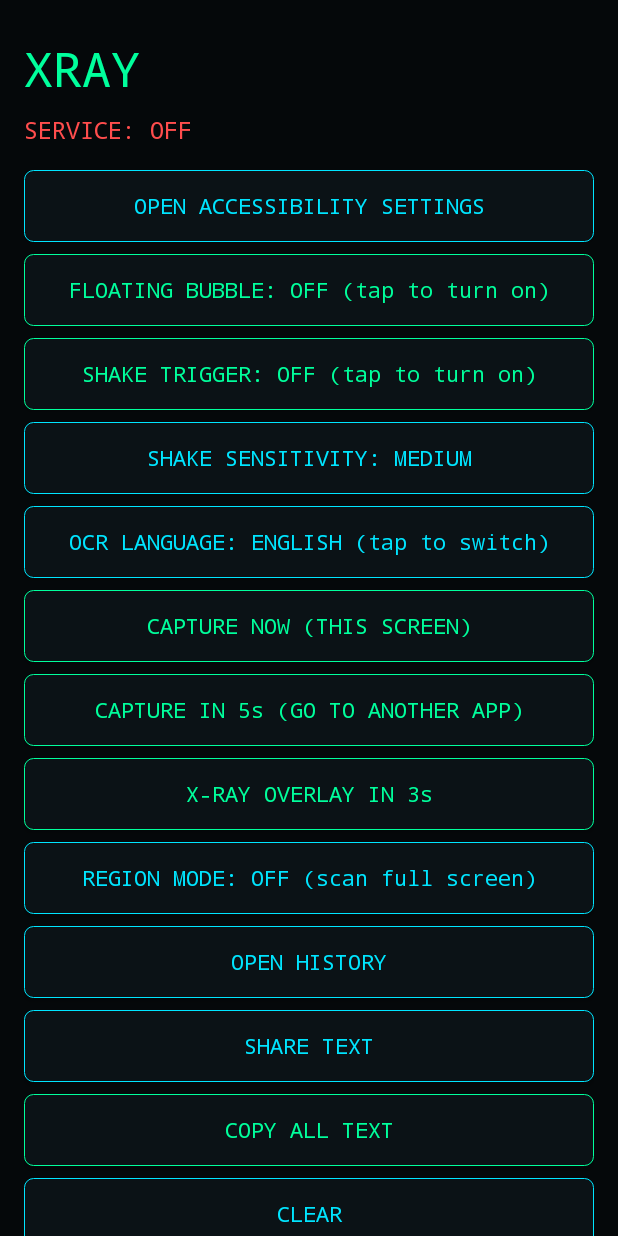
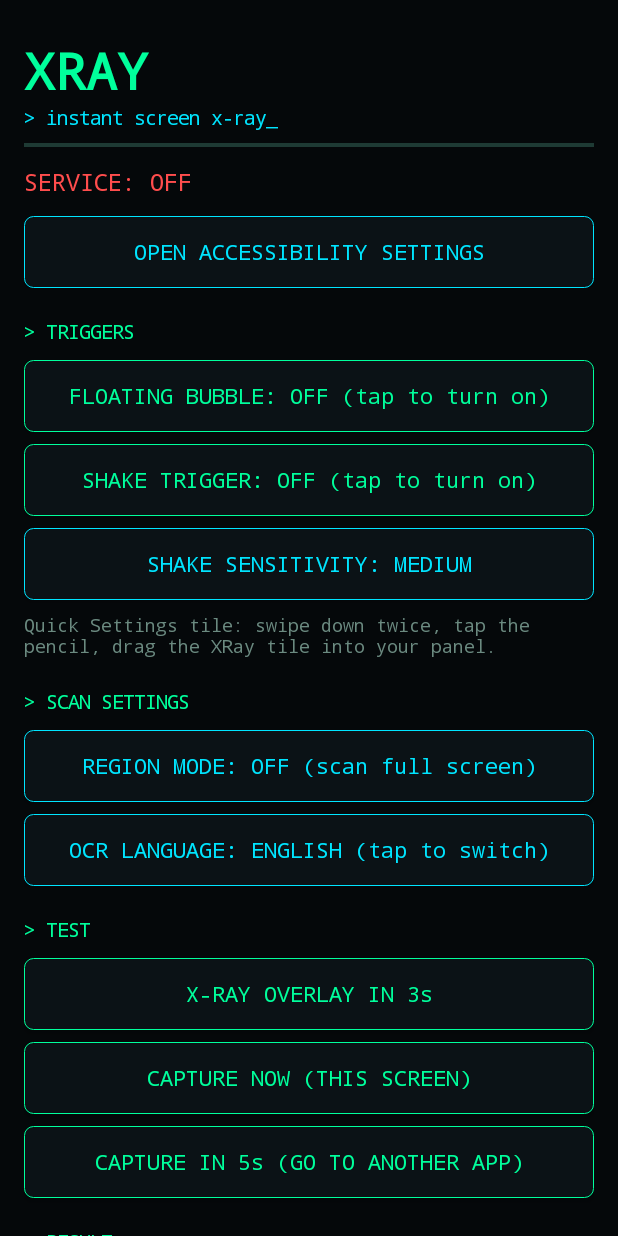
Before and after one commit to dwipayanmondal233-cloud/XRay, an Android app: the screen it shows after launch (MainActivity), on a phone screen of 412 x 824 dp. Run offline under Robolectric (Android 15) with nearby library versions, the phone set to English and light mode, and no system bars.

Commit message:
Milestone 10A: icon, theme, help, scan animation

```diff
--- a/app/build.gradle
+++ b/app/build.gradle
@@ -11,8 +11,8 @@ android {
         applicationId 'com.example.xray'
         minSdk 30
         targetSdk 34
-        versionCode 3
-        versionName '0.3'
+        versionCode 10
+        versionName '1.0'
     }
 
     compileOptions {
--- a/app/src/main/java/com/example/xray/MainActivity.kt
+++ b/app/src/main/java/com/example/xray/MainActivity.kt
@@ -1,23 +1,75 @@
 package com.example.xray
 
+import android.animation.ValueAnimator
 import android.app.Activity
 import android.content.ClipData
 import android.content.ClipboardManager
 import android.content.Context
 import android.content.Intent
+import android.graphics.Canvas
 import android.graphics.Color
+import android.graphics.LinearGradient
+import android.graphics.Paint
+import android.graphics.Shader
 import android.graphics.Typeface
 import android.graphics.drawable.GradientDrawable
 import android.os.Bundle
 import android.provider.Settings
 import android.view.Gravity
 import android.view.View
+import android.view.animation.LinearInterpolator
 import android.widget.Button
 import android.widget.ImageView
 import android.widget.LinearLayout
 import android.widget.ScrollView
 import android.widget.TextView
 import android.widget.Toast
+
+class ScanBar(context: Context) : View(context) {
+
+    private val base = Paint().apply { color = Color.parseColor("#1E3A34") }
+    private val seg = Paint()
+    private var p = 0f
+    private var anim: ValueAnimator? = null
+
+    fun start() {
+        if (anim != null) return
+        val a = ValueAnimator.ofFloat(0f, 1f)
+        a.duration = 1800
+        a.repeatCount = ValueAnimator.INFINITE
+        a.interpolator = LinearInterpolator()
+        a.addUpdateListener {
+            p = it.animatedValue as Float
+            invalidate()
+        }
+        a.start()
+        anim = a
+    }
+
+    fun stop() {
+        anim?.cancel()
+        anim = null
+    }
+
+    override fun onDraw(canvas: Canvas) {
+        val w = width.toFloat()
+        val h = height.toFloat()
+        canvas.drawRect(0f, 0f, w, h, base)
+        val segW = w * 0.3f
+        val x = -segW + p * (w + segW)
+        seg.shader = LinearGradient(
+            x, 0f, x + segW, 0f,
+            intArrayOf(
+                Color.parseColor("#0000FF9C"),
+                Color.parseColor("#00FF9C"),
+                Color.parseColor("#0000E5FF")
+            ),
+            floatArrayOf(0f, 0.5f, 1f),
+            Shader.TileMode.CLAMP
+        )
+        canvas.drawRect(0f, 0f, w, h, seg)
+    }
+}
 
 class MainActivity : Activity() {
 
@@ -30,6 +82,7 @@ class MainActivity : Activity() {
     private lateinit var sensBtn: Button
     private lateinit var regionBtn: Button
     private lateinit var listBox: LinearLayout
+    private lateinit var scanBar: ScanBar
 
     private val green = Color.parseColor("#00FF9C")
     private val cyan = Color.parseColor("#00E5FF")
@@ -50,22 +103,40 @@ class MainActivity : Activity() {
 
         val title = TextView(this).apply {
             text = "XRAY"
-            textSize = 32f
-            typeface = Typeface.MONOSPACE
+            textSize = 34f
+            typeface = Typeface.create(Typeface.MONOSPACE, Typeface.BOLD)
             setTextColor(green)
         }
         root.addView(title)
 
+        val sub = TextView(this).apply {
+            text = "> instant screen x-ray_"
+            textSize = 13f
+            typeface = Typeface.MONOSPACE
+            setTextColor(cyan)
+        }
+        root.addView(sub)
+
+        scanBar = ScanBar(this)
+        val barLp = LinearLayout.LayoutParams(
+            LinearLayout.LayoutParams.MATCH_PARENT,
+            dp(3)
+        )
+        barLp.topMargin = dp(8)
+        root.addView(scanBar, barLp)
+
         serviceText = TextView(this).apply {
             textSize = 16f
             typeface = Typeface.MONOSPACE
-            setPadding(0, dp(8), 0, dp(8))
+            setPadding(0, dp(12), 0, dp(4))
         }
         root.addView(serviceText)
 
         root.addView(makeButton("OPEN ACCESSIBILITY SETTINGS", cyan) {
             startActivity(Intent(Settings.ACTION_ACCESSIBILITY_SETTINGS))
         })
+
+        section(root, "TRIGGERS")
 
         bubbleBtn = makeButton("", green) {
             val now = prefs().getBoolean("bubble", false)
@@ -114,12 +185,52 @@ class MainActivity : Activity() {
         }
         root.addView(sensBtn)
 
+        val tip = TextView(this).apply {
+            text = "Quick Settings tile: swipe down twice, tap the pencil, drag the XRay tile into your panel."
+            textSize = 12f
+            typeface = Typeface.MONOSPACE
+            setTextColor(Color.parseColor("#6B8A80"))
+            setPadding(0, dp(8), 0, 0)
+        }
+        root.addView(tip)
+
+        section(root, "SCAN SETTINGS")
+
+        fun regionLabel(on: Boolean): String {
+            return if (on) {
+                "REGION MODE: ON (drag a box, then scan)"
+            } else {
+                "REGION MODE: OFF (scan full screen)"
+            }
+        }
+
+        regionBtn = makeButton("", cyan) {
+            val now = prefs().getBoolean("region", false)
+            prefs().edit().putBoolean("region", !now).apply()
+            regionBtn.text = regionLabel(!now)
+        }
+        regionBtn.text = regionLabel(prefs().getBoolean("region", false))
+        root.addView(regionBtn)
+
         scriptBtn = makeButton("", cyan) {
             val now = prefs().getBoolean("deva", false)
             prefs().edit().putBoolean("deva", !now).apply()
             render()
         }
         root.addView(scriptBtn)
+
+        section(root, "TEST")
+
+        root.addView(makeButton("X-RAY OVERLAY IN 3s", green) {
+            val svc = XRayService.instance
+            if (svc == null) {
+                Toast.makeText(this, "Turn on XRay in Accessibility first.", Toast.LENGTH_LONG).show()
+            } else {
+                Toast.makeText(this, "X-ray in 3 seconds. Open any app now.", Toast.LENGTH_LONG).show()
+                svc.xray(3000)
+                moveTaskToBack(true)
+            }
+        })
 
         root.addView(makeButton("CAPTURE NOW (THIS SCREEN)", green) {
             val svc = XRayService.instance
@@ -141,32 +252,7 @@ class MainActivity : Activity() {
             }
         })
 
-        root.addView(makeButton("X-RAY OVERLAY IN 3s", green) {
-            val svc = XRayService.instance
-            if (svc == null) {
-                Toast.makeText(this, "Turn on XRay in Accessibility first.", Toast.LENGTH_LONG).show()
-            } else {
-                Toast.makeText(this, "X-ray in 3 seconds. Open any app now.", Toast.LENGTH_LONG).show()
-                svc.xray(3000)
-                moveTaskToBack(true)
-            }
-        })
-
-        fun regionLabel(on: Boolean): String {
-            return if (on) {
-                "REGION MODE: ON (drag a box, then scan)"
-            } else {
-                "REGION MODE: OFF (scan full screen)"
-            }
-        }
-
-        regionBtn = makeButton("", cyan) {
-            val now = prefs().getBoolean("region", false)
-            prefs().edit().putBoolean("region", !now).apply()
-            regionBtn.text = regionLabel(!now)
-        }
-        regionBtn.text = regionLabel(prefs().getBoolean("region", false))
-        root.addView(regionBtn)
+        section(root, "RESULT")
 
         root.addView(makeButton("OPEN HISTORY", cyan) {
             startActivity(Intent(this, HistoryActivity::class.java))
@@ -223,23 +309,29 @@ class MainActivity : Activity() {
         imgLp.topMargin = dp(12)
         root.addView(image, imgLp)
 
-        val tip = TextView(this).apply {
-            text = "> Quick Settings tile: swipe down twice, tap the pencil, drag the XRay tile into your panel."
+        section(root, "HELP")
+
+        root.addView(makeButton("HELP AND PROBLEMS", cyan) {
+            startActivity(Intent(this, HelpActivity::class.java))
+        })
+
+        val privacy = TextView(this).apply {
+            text = "> Privacy: screenshots stay in memory only. Nothing is saved or sent anywhere. No internet permission."
             textSize = 12f
             typeface = Typeface.MONOSPACE
             setTextColor(Color.parseColor("#6B8A80"))
             setPadding(0, dp(16), 0, 0)
         }
-        root.addView(tip)
+        root.addView(privacy)
 
-        val privacy = TextView(this).apply {
-            text = "> Privacy: screenshots stay in memory only. Nothing is saved or sent anywhere."
+        val ver = TextView(this).apply {
+            text = "> XRay v1.0"
             textSize = 12f
             typeface = Typeface.MONOSPACE
             setTextColor(Color.parseColor("#6B8A80"))
-            setPadding(0, dp(8), 0, 0)
+            setPadding(0, dp(4), 0, 0)
         }
-        root.addView(privacy)
+        root.addView(ver)
 
         val scroll = ScrollView(this)
         scroll.setBackgroundColor(bg)
@@ -250,12 +342,24 @@ class MainActivity : Activity() {
     override fun onResume() {
         super.onResume()
         XRayService.listener = { render() }
+        scanBar.start()
         render()
     }
 
     override fun onPause() {
         super.onPause()
         XRayService.listener = null
+        scanBar.stop()
+    }
+
+    private fun section(root: LinearLayout, label: String) {
+        val tv = TextView(this)
+        tv.text = "> $label"
+        tv.textSize = 13f
+        tv.typeface = Typeface.MONOSPACE
+        tv.setTextColor(green)
+        tv.setPadding(0, dp(20), 0, dp(2))
+        root.addView(tv)
     }
 
     private fun copy(text: String) {
--- /dev/null
+++ b/app/src/main/res/mipmap-anydpi/ic_launcher.xml
@@ -0,0 +1,5 @@
+<?xml version="1.0" encoding="utf-8"?>
+<adaptive-icon xmlns:android="http://schemas.android.com/apk/res/android">
+    <background android:drawable="@drawable/ic_launcher_background" />
+    <foreground android:drawable="@drawable/ic_launcher_foreground" />
+</adaptive-icon>
--- /dev/null
+++ b/app/src/main/res/mipmap-anydpi/ic_launcher_round.xml
@@ -0,0 +1,5 @@
+<?xml version="1.0" encoding="utf-8"?>
+<adaptive-icon xmlns:android="http://schemas.android.com/apk/res/android">
+    <background android:drawable="@drawable/ic_launcher_background" />
+    <foreground android:drawable="@drawable/ic_launcher_foreground" />
+</adaptive-icon>
```
Also changed, not shown: app/src/main/AndroidManifest.xml (+12 -1 lines), app/src/main/java/com/example/xray/HelpActivity.kt (added, +153 -0 lines), app/src/main/java/com/example/xray/ScanOverlay.kt (added, +112 -0 lines), app/src/main/java/com/example/xray/XRayService.kt (+7 -0 lines), app/src/main/res/drawable/ic_launcher_background.xml (added, +10 -0 lines), app/src/main/res/drawable/ic_launcher_foreground.xml (added, +18 -0 lines).
